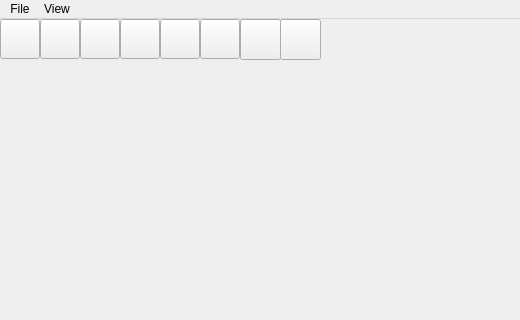
Old version of the form frontend/resource/GUI.ui in the repository gintalk/network-visualization-main; both pictures show x 0 to 520 and y 0 to 320 of the 1000 by 700 pixel window.
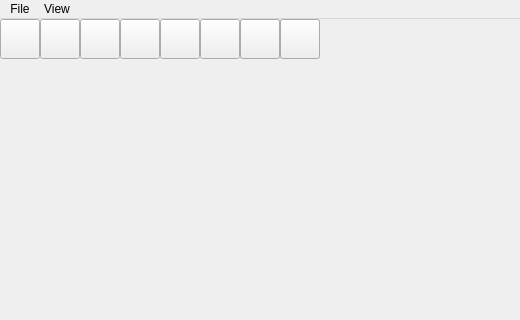
New version of the form. Icons and pictures are not drawn.

The edit to the form file:
```diff
--- a/frontend/resource/GUI.ui
+++ b/frontend/resource/GUI.ui
@@ -280,8 +280,8 @@
      <rect>
       <x>240</x>
       <y>0</y>
-      <width>41</width>
-      <height>41</height>
+      <width>40</width>
+      <height>40</height>
      </rect>
     </property>
     <property name="text">
@@ -293,8 +293,8 @@
      <rect>
       <x>280</x>
       <y>0</y>
-      <width>41</width>
-      <height>41</height>
+      <width>40</width>
+      <height>40</height>
      </rect>
     </property>
     <property name="text">
```
